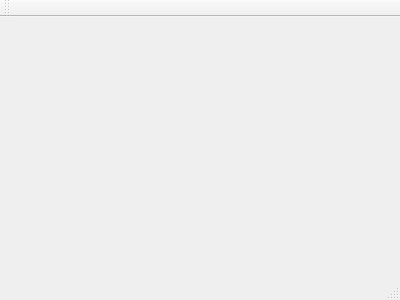
rodbeliramos/OpenCV-GUI, file OpenCV-GUI/mainwindow.ui: the form before one commit.
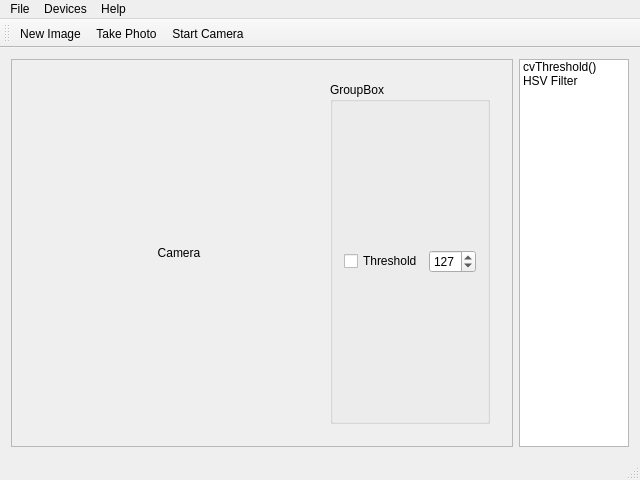
The form after the commit. The open tabs and pages were chosen to show the change.

Commit message: Mainwindow main functions developed allowing the develpment of dialogThreshold.

Diff of the .ui file:
```diff
--- a/OpenCV-GUI/mainwindow.ui
+++ b/OpenCV-GUI/mainwindow.ui
@@ -1,24 +1,263 @@
 <ui version="4.0">
  <class>MainWindow</class>
- <widget class="QMainWindow" name="MainWindow" >
-  <property name="geometry" >
+ <widget class="QMainWindow" name="MainWindow">
+  <property name="geometry">
    <rect>
     <x>0</x>
     <y>0</y>
-    <width>400</width>
-    <height>300</height>
+    <width>640</width>
+    <height>480</height>
    </rect>
   </property>
-  <property name="windowTitle" >
+  <property name="minimumSize">
+   <size>
+    <width>640</width>
+    <height>480</height>
+   </size>
+  </property>
+  <property name="windowTitle">
    <string>MainWindow</string>
   </property>
-  <widget class="QMenuBar" name="menuBar" />
-  <widget class="QToolBar" name="mainToolBar" />
-  <widget class="QWidget" name="centralWidget" />
-  <widget class="QStatusBar" name="statusBar" />
+  <widget class="QWidget" name="centralWidget">
+   <layout class="QHBoxLayout" name="horizontalLayout_2">
+    <item>
+     <widget class="QFrame" name="frame">
+      <property name="frameShape">
+       <enum>QFrame::StyledPanel</enum>
+      </property>
+      <property name="frameShadow">
+       <enum>QFrame::Raised</enum>
+      </property>
+      <layout class="QVBoxLayout" name="verticalLayout">
+       <item>
+        <widget class="QStackedWidget" name="stackedWidget">
+         <property name="currentIndex">
+          <number>1</number>
+         </property>
+         <widget class="QWidget" name="page">
+          <layout class="QHBoxLayout" name="horizontalLayout">
+           <item>
+            <widget class="QLabel" name="camImageLabel">
+             <property name="sizePolicy">
+              <sizepolicy hsizetype="Expanding" vsizetype="Preferred">
+               <horstretch>0</horstretch>
+               <verstretch>0</verstretch>
+              </sizepolicy>
+             </property>
+             <property name="text">
+              <string>Camera</string>
+             </property>
+             <property name="alignment">
+              <set>Qt::AlignCenter</set>
+             </property>
+            </widget>
+           </item>
+           <item>
+            <widget class="QGroupBox" name="groupBox">
+             <property name="sizePolicy">
+              <sizepolicy hsizetype="Fixed" vsizetype="Preferred">
+               <horstretch>0</horstretch>
+               <verstretch>0</verstretch>
+              </sizepolicy>
+             </property>
+             <property name="title">
+              <string>GroupBox</string>
+             </property>
+             <layout class="QHBoxLayout" name="horizontalLayout_3">
+              <item>
+               <widget class="QCheckBox" name="checkBoxEnableBinaryThreshold">
+                <property name="sizePolicy">
+                 <sizepolicy hsizetype="Fixed" vsizetype="Fixed">
+                  <horstretch>0</horstretch>
+                  <verstretch>0</verstretch>
+                 </sizepolicy>
+                </property>
+                <property name="text">
+                 <string>Threshold</string>
+                </property>
+               </widget>
+              </item>
+              <item>
+               <widget class="QSpinBox" name="spiBoxEnableBinaryThreshold">
+                <property name="sizePolicy">
+                 <sizepolicy hsizetype="Fixed" vsizetype="Fixed">
+                  <horstretch>0</horstretch>
+                  <verstretch>0</verstretch>
+                 </sizepolicy>
+                </property>
+                <property name="maximum">
+                 <number>255</number>
+                </property>
+                <property name="value">
+                 <number>127</number>
+                </property>
+               </widget>
+              </item>
+             </layout>
+            </widget>
+           </item>
+          </layout>
+         </widget>
+         <widget class="QWidget" name="page_2">
+          <layout class="QVBoxLayout" name="verticalLayout_2">
+           <item>
+            <widget class="QLabel" name="singleCamImgLabel">
+             <property name="sizePolicy">
+              <sizepolicy hsizetype="Expanding" vsizetype="Preferred">
+               <horstretch>0</horstretch>
+               <verstretch>0</verstretch>
+              </sizepolicy>
+             </property>
+             <property name="text">
+              <string>Camera</string>
+             </property>
+             <property name="alignment">
+              <set>Qt::AlignCenter</set>
+             </property>
+            </widget>
+           </item>
+           <item>
+            <widget class="QScrollArea" name="scrollArea">
+             <property name="maximumSize">
+              <size>
+               <width>16777215</width>
+               <height>80</height>
+              </size>
+             </property>
+             <property name="verticalScrollBarPolicy">
+              <enum>Qt::ScrollBarAlwaysOff</enum>
+             </property>
+             <property name="widgetResizable">
+              <bool>true</bool>
+             </property>
+             <widget class="QWidget" name="scrollAreaWidgetContents">
+              <property name="geometry">
+               <rect>
+                <x>0</x>
+                <y>0</y>
+                <width>466</width>
+                <height>78</height>
+               </rect>
+              </property>
+             </widget>
+            </widget>
+           </item>
+          </layout>
+         </widget>
+        </widget>
+       </item>
+      </layout>
+     </widget>
+    </item>
+    <item>
+     <widget class="QListWidget" name="functionsList">
+      <property name="sizePolicy">
+       <sizepolicy hsizetype="Fixed" vsizetype="Preferred">
+        <horstretch>0</horstretch>
+        <verstretch>0</verstretch>
+       </sizepolicy>
+      </property>
+      <property name="maximumSize">
+       <size>
+        <width>110</width>
+        <height>16777215</height>
+       </size>
+      </property>
+      <item>
+       <property name="text">
+        <string>cvThreshold()</string>
+       </property>
+      </item>
+      <item>
+       <property name="text">
+        <string>HSV Filter</string>
+       </property>
+      </item>
+     </widget>
+    </item>
+   </layout>
+  </widget>
+  <widget class="QMenuBar" name="menuBar">
+   <property name="geometry">
+    <rect>
+     <x>0</x>
+     <y>0</y>
+     <width>640</width>
+     <height>22</height>
+    </rect>
+   </property>
+   <widget class="QMenu" name="menuFile">
+    <property name="title">
+     <string>File</string>
+    </property>
+    <addaction name="actionNew_Project"/>
+    <addaction name="actionOpen_Porject"/>
+    <addaction name="actionClose_Project"/>
+   </widget>
+   <widget class="QMenu" name="menuDevices">
+    <property name="title">
+     <string>Devices</string>
+    </property>
+   </widget>
+   <widget class="QMenu" name="menuHelp">
+    <property name="title">
+     <string>Help</string>
+    </property>
+    <addaction name="actionAbout"/>
+   </widget>
+   <addaction name="menuFile"/>
+   <addaction name="menuDevices"/>
+   <addaction name="menuHelp"/>
+  </widget>
+  <widget class="QToolBar" name="mainToolBar">
+   <attribute name="toolBarArea">
+    <enum>TopToolBarArea</enum>
+   </attribute>
+   <attribute name="toolBarBreak">
+    <bool>false</bool>
+   </attribute>
+   <addaction name="actionNew_Image"/>
+   <addaction name="actionTake_Photo"/>
+   <addaction name="actionStart_Camera"/>
+  </widget>
+  <widget class="QStatusBar" name="statusBar"/>
+  <action name="actionNew_Project">
+   <property name="text">
+    <string>New Project</string>
+   </property>
+  </action>
+  <action name="actionOpen_Porject">
+   <property name="text">
+    <string>Open Porject</string>
+   </property>
+  </action>
+  <action name="actionClose_Project">
+   <property name="text">
+    <string>Close Project</string>
+   </property>
+  </action>
+  <action name="actionAbout">
+   <property name="text">
+    <string>About</string>
+   </property>
+  </action>
+  <action name="actionNew_Image">
+   <property name="text">
+    <string>New Image</string>
+   </property>
+  </action>
+  <action name="actionTake_Photo">
+   <property name="text">
+    <string>Take Photo</string>
+   </property>
+  </action>
+  <action name="actionStart_Camera">
+   <property name="text">
+    <string>Start Camera</string>
+   </property>
+  </action>
  </widget>
- <layoutDefault spacing="6" margin="11" />
- <pixmapfunction></pixmapfunction>
+ <layoutdefault spacing="6" margin="11"/>
  <resources/>
  <connections/>
 </ui>
```
Left out of the diff: 1 changed line with no effect on the pictures. The commit also changes 13 other files.
